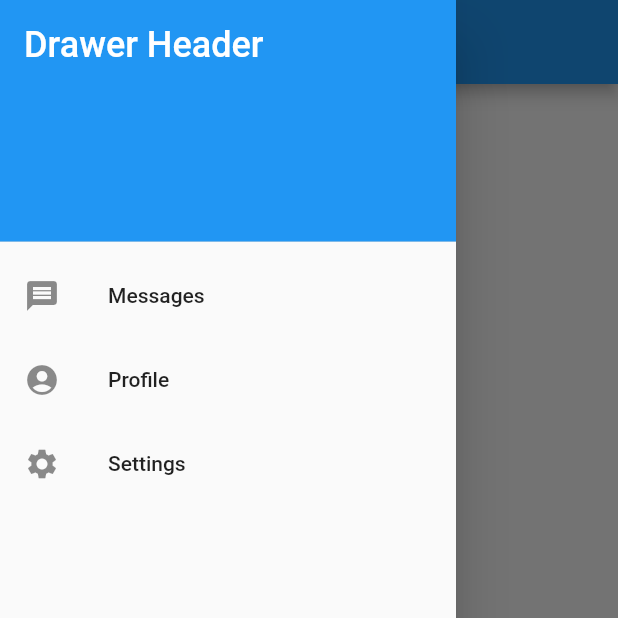
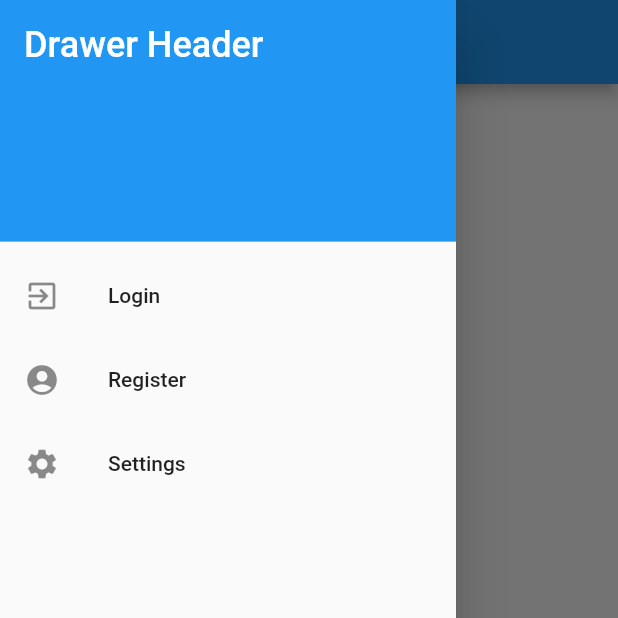
Before and after one commit to jinostrozam/crud_starterapp, a Flutter app: the screen it shows after launch, with the side drawer open, on a phone screen of 412 x 824 dp, the top half of it. Run offline on Flutter 3.47's test engine with Material 2 defaults, Android fonts, the phone set to English and light mode, and no system bars.

Commit message:
customized drawer

```diff
--- a/lib/pages/home_page.dart
+++ b/lib/pages/home_page.dart
@@ -36,12 +36,12 @@ Widget _drawer() {
           ),
         ),
         ListTile(
-          leading: Icon(Icons.message),
-          title: Text('Messages'),
+          leading: Icon(Icons.exit_to_app),
+          title: Text('Login'),
         ),
         ListTile(
           leading: Icon(Icons.account_circle),
-          title: Text('Profile'),
+          title: Text('Register'),
         ),
         ListTile(
           leading: Icon(Icons.settings),
```
